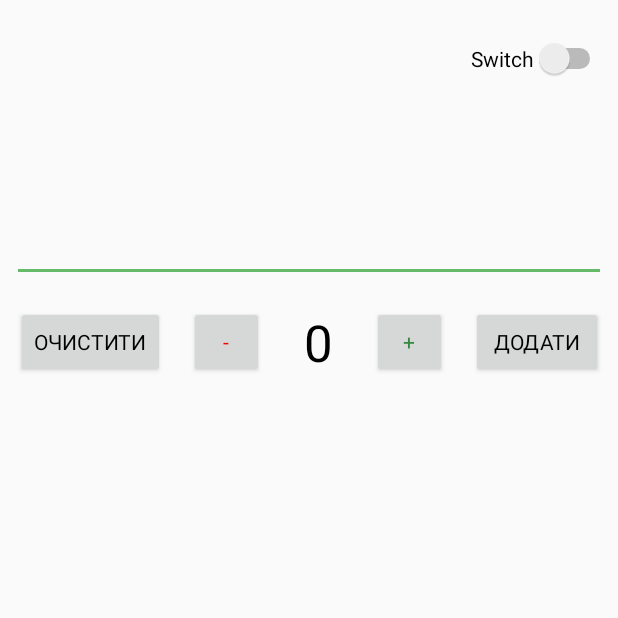
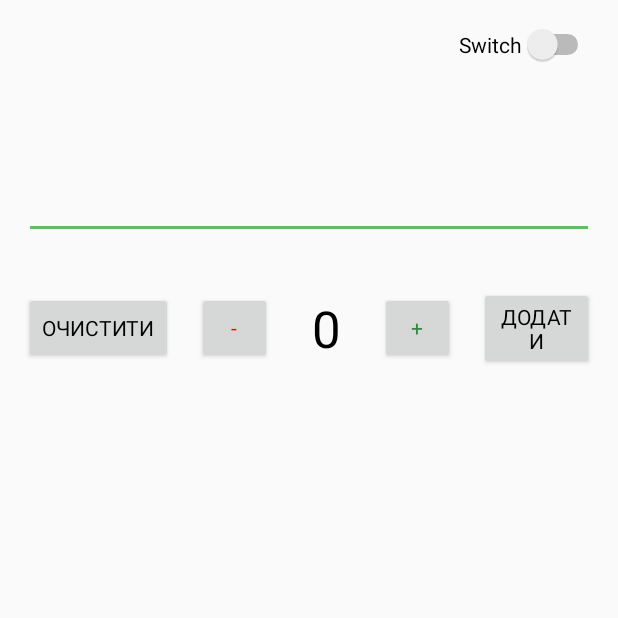
Before and after one commit to PeretsPasha/GroceryList, an Android app: the screen it shows after launch (MainActivity), on a phone screen of 412 x 824 dp, the top half of it. Run offline under Robolectric (Android 15) with nearby library versions, the phone set to English and light mode, and no system bars; Roboto replaces fonts that are not available here.

Commit message:
Houston, we have a problems. -save -restore

```diff
--- a/app/src/main/java/com/example/grocery/MainActivity.java
+++ b/app/src/main/java/com/example/grocery/MainActivity.java
@@ -28,17 +28,13 @@ public class MainActivity extends AppCompatActivity {
     private EditText mEditTextName;
     private TextView mTextViewAmount;
     private int mAmount = 0;
+    private String name;
     private MediaPlayer mediaPlayer,littleDel;
 
     //to change the theme we create this variables
     private SharedPreferences prefs;
     Switch aSwitch;
 
-
-    @Override
-    protected void onSaveInstanceState(@NonNull Bundle outState) {
-        super.onSaveInstanceState(outState);
-    }
 
     @Override
     protected void onCreate(Bundle savedInstanceState) {
@@ -105,6 +101,7 @@ public class MainActivity extends AppCompatActivity {
 
         mEditTextName = findViewById(R.id.edittext_name);
         mTextViewAmount = findViewById(R.id.textview_amount);
+
         Button buttonIncrease = findViewById(R.id.button_increase);
         Button buttonDecrease = findViewById(R.id.button_decrease);
         Button buttonAdd = findViewById(R.id.button_add);
@@ -173,7 +170,7 @@ public class MainActivity extends AppCompatActivity {
             return;
         }
 
-        String name = mEditTextName.getText().toString();
+        name = mEditTextName.getText().toString();
         ContentValues cv = new ContentValues();
         cv.put(GroceryContract.GroceryEntry.COLUMN_NAME, name);
         cv.put(GroceryContract.GroceryEntry.COLUMN_AMOUNT, mAmount);
@@ -204,5 +201,21 @@ public class MainActivity extends AppCompatActivity {
         );
     }
 
+    @Override
+    protected void onSaveInstanceState(@NonNull Bundle outState) {
+        super.onSaveInstanceState(outState);
 
+        outState.putString("editText",name);
+        outState.putInt("amount", mAmount);
+
+    }
+
+    @Override
+    protected void onRestoreInstanceState(@NonNull Bundle savedInstanceState) {
+        super.onRestoreInstanceState(savedInstanceState);
+
+        name = savedInstanceState.getString("editText");
+        mAmount = savedInstanceState.getInt("amount");
+
+    }
 }
--- a/app/src/main/res/layout/activity_main.xml
+++ b/app/src/main/res/layout/activity_main.xml
@@ -1,88 +1,77 @@
 <?xml version="1.0" encoding="utf-8"?>
 
-<androidx.constraintlayout.widget.ConstraintLayout
+<LinearLayout
 
-    xmlns:app="http://schemas.android.com/apk/res-auto"
-    xmlns:tools="http://schemas.android.com/tools"
+    xmlns:android="http://schemas.android.com/apk/res/android"
     android:layout_width="match_parent"
     android:layout_height="match_parent"
-    xmlns:android="http://schemas.android.com/apk/res/android"
+    android:orientation="vertical"
     >
 
+
+    <LinearLayout
+        android:id="@+id/linearLayout2"
+        android:layout_width="match_parent"
+        android:layout_height="wrap_content"
+        android:layout_margin="8dp"
+        android:orientation="vertical"
+   >
 
         <Switch
             android:id="@+id/switch1"
             android:layout_width="wrap_content"
             android:layout_height="wrap_content"
-        android:layout_marginTop="8dp"
-        android:layout_marginEnd="8dp"
-        android:layout_marginRight="8dp"
-        android:text="Switch"
-        app:layout_constraintBottom_toTopOf="@+id/edittext_name"
-        app:layout_constraintEnd_toEndOf="parent"
-        app:layout_constraintTop_toTopOf="parent"
-        app:layout_constraintVertical_bias="0.19999999" />
+            android:layout_gravity="end"
+            android:layout_margin="8dp"
+            android:text="Switch" />
 
         <EditText
             android:id="@+id/edittext_name"
             android:layout_width="match_parent"
-        android:layout_height="wrap_content"
-        android:layout_marginStart="8dp"
-        android:layout_marginLeft="8dp"
-        android:layout_marginEnd="8dp"
-        android:layout_marginRight="8dp"
-        android:layout_marginBottom="8dp"
+            android:layout_height="100dp"
+            android:layout_margin="8dp"
             android:gravity="center"
             android:textSelectHandle="@font/roboto"
             android:textSize="34sp"
-        android:textStyle="bold"
-        app:layout_constraintBottom_toTopOf="@+id/linearLayout"
-        app:layout_constraintEnd_toEndOf="parent"
-        app:layout_constraintStart_toStartOf="parent"
-        app:layout_constraintTop_toTopOf="parent"
-        app:layout_constraintVertical_bias="1.0"
-        />
+            android:textStyle="bold" />
+
+    </LinearLayout>
 
     <LinearLayout
         android:id="@+id/linearLayout"
-        android:layout_width="wrap_content"
+        android:layout_width="match_parent"
         android:layout_height="wrap_content"
-        android:layout_marginTop="8dp"
+        android:layout_margin="8dp"
         android:orientation="horizontal"
-        app:layout_constraintBottom_toBottomOf="parent"
-        app:layout_constraintEnd_toEndOf="parent"
-        app:layout_constraintStart_toStartOf="parent"
-        app:layout_constraintTop_toTopOf="parent"
-        app:layout_constraintVertical_bias="0.25"
         >
 
         <Button
             android:id="@+id/button_clear"
             android:layout_width="wrap_content"
             android:layout_height="wrap_content"
+            android:layout_gravity="center"
             android:layout_margin="8dp"
-            android:text="Очистити"
-            android:layout_gravity="center"/>
+            android:text="Очистити" />
 
         <Button
             android:id="@+id/button_decrease"
             android:layout_width="50dp"
             android:layout_height="wrap_content"
             android:layout_gravity="center"
+            android:layout_margin="8dp"
             android:gravity="center"
-            android:layout_margin="8dp"
             android:text="-"
             android:textColor="#FF0000" />
 
         <TextView
             android:id="@+id/textview_amount"
             android:layout_width="40dp"
-            android:gravity="center"
             android:layout_height="wrap_content"
             android:layout_gravity="center"
             android:layout_margin="8dp"
             android:layout_marginStart="8dp"
             android:layout_marginEnd="8dp"
+            android:gravity="center"
             android:text="0"
             android:textSize="34sp" />
 
@@ -91,8 +80,8 @@
             android:layout_width="50dp"
             android:layout_height="wrap_content"
             android:layout_gravity="center"
+            android:layout_margin="8dp"
             android:gravity="center"
-            android:layout_margin="8dp"
             android:text="+"
             android:textColor="@color/primaryDarkColor" />
 
@@ -104,23 +93,17 @@
             android:layout_margin="8dp"
             android:gravity="center"
             android:text="Додати" />
+
     </LinearLayout>
-
 
     <androidx.recyclerview.widget.RecyclerView
 
+        android:layout_margin="16dp"
         android:id="@+id/recyclerview"
         android:layout_width="match_parent"
-        android:layout_height="404dp"
-        android:layout_marginStart="8dp"
-        android:layout_marginLeft="8dp"
-        android:layout_marginEnd="8dp"
-        android:layout_marginRight="8dp"
-        app:layout_constraintBottom_toBottomOf="parent"
-        app:layout_constraintEnd_toEndOf="parent"
-        app:layout_constraintHorizontal_bias="0.498"
-        app:layout_constraintStart_toStartOf="parent"
-        app:layout_constraintTop_toBottomOf="@+id/linearLayout" />
+        android:layout_height="match_parent"
+        android:layout_gravity="center_horizontal"
+        />
 
 
-</androidx.constraintlayout.widget.ConstraintLayout>
+</LinearLayout>
--- a/app/src/main/res/layout/grocery_item.xml
+++ b/app/src/main/res/layout/grocery_item.xml
@@ -26,7 +26,6 @@
             android:layout_marginLeft="8dp"
             android:text="0"
             android:textSize="30sp"
-            app:fontFamily="monospace"
             app:layout_constraintStart_toStartOf="parent"
             app:layout_constraintTop_toTopOf="parent" />
 
@@ -39,7 +38,6 @@
             android:gravity="center"
             android:text="Empty Item"
             android:textSize="24sp"
-            app:fontFamily="casual"
             app:layout_constraintStart_toStartOf="parent"
             app:layout_constraintTop_toTopOf="parent" />
 
```
Lines whose indentation alone changed are shown as unchanged.
